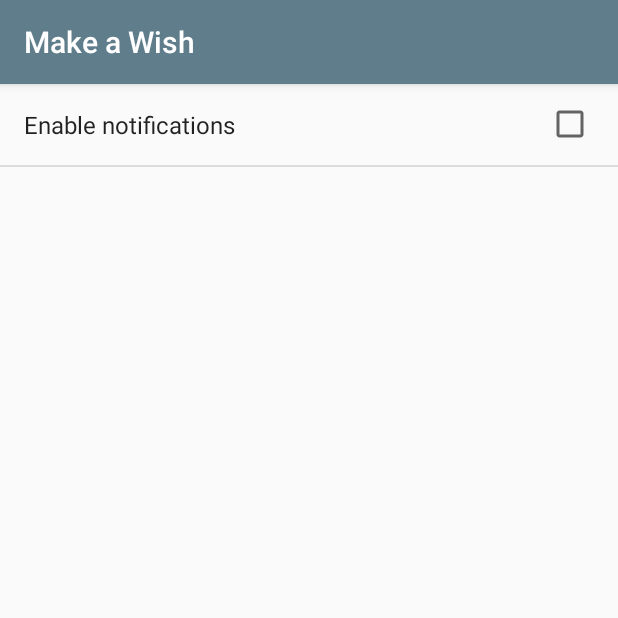
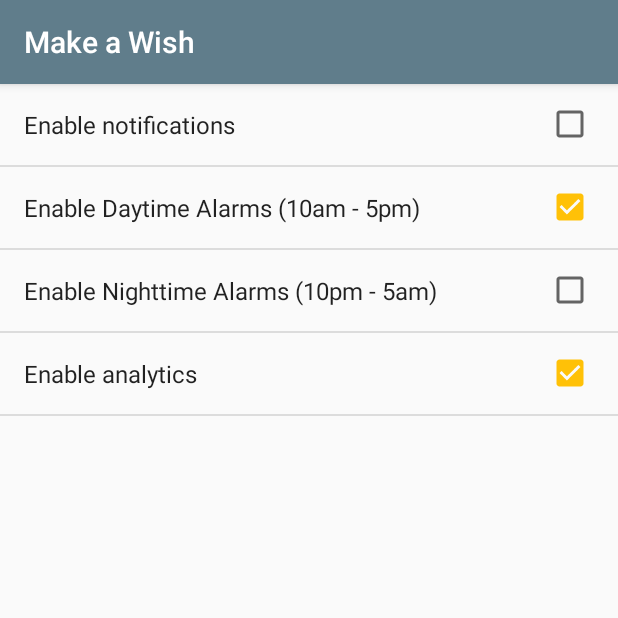
Before and after one commit to JesseScott/Make-A-Wish, an Android app: the fragment SettingsFragment shown on its own in the app's theme, after a tap on "Enable notifications", on a phone screen of 412 x 824 dp, the top half of it. Run offline under Robolectric (Android 15) with nearby library versions, the phone set to English and light mode, and no system bars.

Commit message:
Tweaking Strings, Prefs Keys, Trying to read settings values

```diff
--- a/MakeAWish/app/src/main/java/tt/co/jesses/makeawish/SettingsFragment.java
+++ b/MakeAWish/app/src/main/java/tt/co/jesses/makeawish/SettingsFragment.java
@@ -1,13 +1,15 @@
 package tt.co.jesses.makeawish;
 
+import android.content.SharedPreferences;
 import android.os.Bundle;
+import android.preference.Preference;
 import android.preference.PreferenceFragment;
 
 /**
  * Created by jessescott on 2017-02-19.
  */
 
-public class SettingsFragment extends PreferenceFragment {
+public class SettingsFragment extends PreferenceFragment implements SharedPreferences.OnSharedPreferenceChangeListener {
 
     @Override
     public void onCreate(Bundle savedInstanceState) {
@@ -16,4 +18,35 @@ public class SettingsFragment extends PreferenceFragment {
         // Load Prefs from XML
         addPreferencesFromResource(R.xml.preferences);
     }
+
+    @Override
+    public void onResume() {
+        super.onResume();
+        getPreferenceScreen().getSharedPreferences()
+                .registerOnSharedPreferenceChangeListener(this);
+    }
+
+    @Override
+    public void onPause() {
+        super.onPause();
+        getPreferenceScreen().getSharedPreferences()
+                .unregisterOnSharedPreferenceChangeListener(this);
+    }
+
+    public boolean getDaytimeEnabled() {
+        Preference preference = findPreference(getString(R.string.prefs_enable_daytime_alarms));
+        boolean daytimeEnabled = preference.isEnabled();
+        return daytimeEnabled;
+    }
+
+    @Override
+    public void onSharedPreferenceChanged(SharedPreferences sharedPreferences, String key) {
+        String match = getString(R.string.prefs_enable_daytime_alarms);
+        if ( key.equals(match) ) {
+            Preference preference = findPreference(key);
+            boolean daytimeEnabled = preference.isEnabled();
+
+        }
+    }
+
 }
--- a/MakeAWish/app/src/main/res/values/strings.xml
+++ b/MakeAWish/app/src/main/res/values/strings.xml
@@ -3,6 +3,25 @@
 
     <string name="settings">Settings</string>
 
-    <string name="prefs_enable_notifications">Enable notifications</string>
+    <string name="notification_placeholder">Show Notification Details Here…</string>
+
+    <string name="receiver_title">Make a Wish!</string>
+    <string name="receiver_text">New Notification!</string>
+    <string name="receiver_ticker">New Message Alert!</string>
+
+    <string name="settings_enable_notifications">Enable notifications</string>
+    <string name="settings_enable_daytime_alarms">Enable Daytime Alarms (10am - 5pm)</string>
+    <string name="settings_enable_nighttime_alarms">Enable Nighttime Alarms (10pm - 5am)</string>
+    <string name="settings_enable_analytics">Enable analytics</string>
+
+    <string name="prefs_enable_notifications">prefs_enable_notifications</string>
+    <string name="prefs_enable_daytime_alarms">prefs_enable_daytime_alarms</string>
+    <string name="prefs_enable_nighttime_alarms">prefs_enable_nighttime_alarms</string>
+    <string name="prefs_enable_analytics">prefs_enable_analytics</string>
+
+    <string name="prefs_daytime_set">prefs_daytime_set</string>
+    <string name="prefs_nighttime_set">prefs_nighttime_set</string>
+
+
 
 </resources>
--- a/MakeAWish/app/src/main/res/xml/preferences.xml
+++ b/MakeAWish/app/src/main/res/xml/preferences.xml
@@ -3,7 +3,22 @@
 
     <CheckBoxPreference
             android:defaultValue="true"
-            android:title="@string/prefs_enable_notifications"
-            android:key="prefs_enable_notifications"/>
+            android:title="@string/settings_enable_notifications"
+            android:key="@string/prefs_enable_notifications"/>
+
+    <CheckBoxPreference
+            android:defaultValue="true"
+            android:title="@string/settings_enable_daytime_alarms"
+            android:key="@string/prefs_enable_daytime_alarms"/>
+
+    <CheckBoxPreference
+            android:defaultValue="false"
+            android:title="@string/settings_enable_nighttime_alarms"
+            android:key="@string/prefs_enable_nighttime_alarms"/>
+
+    <CheckBoxPreference
+            android:defaultValue="true"
+            android:title="@string/settings_enable_analytics"
+            android:key="@string/prefs_enable_analytics"/>
 
 </PreferenceScreen>
```
